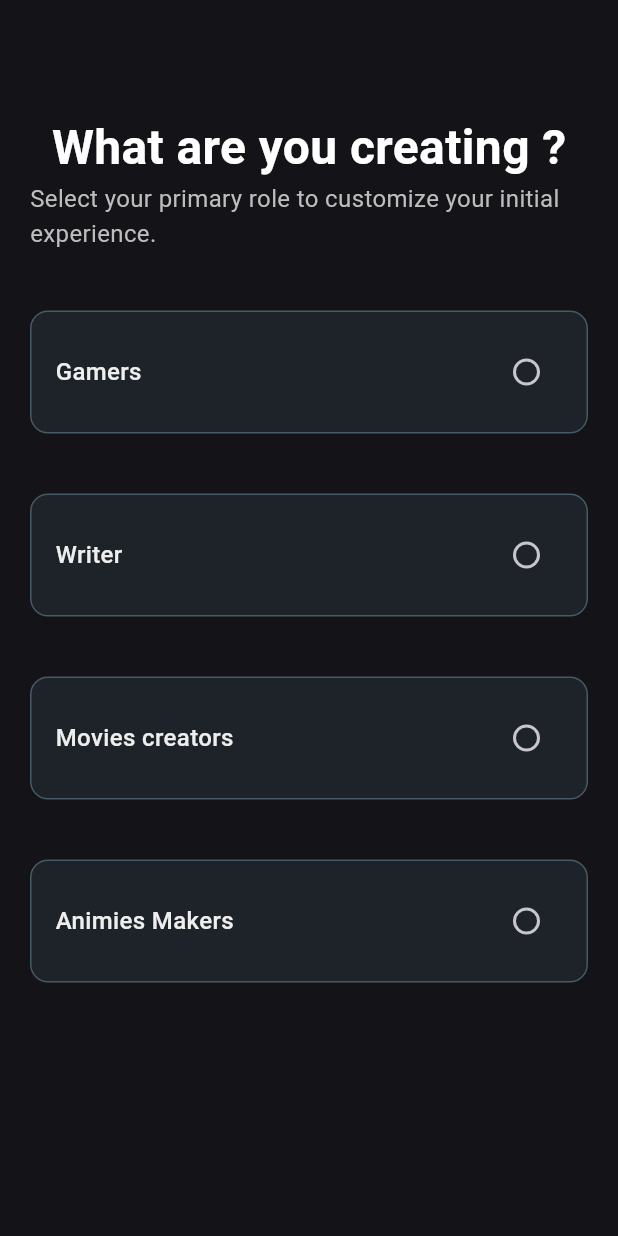
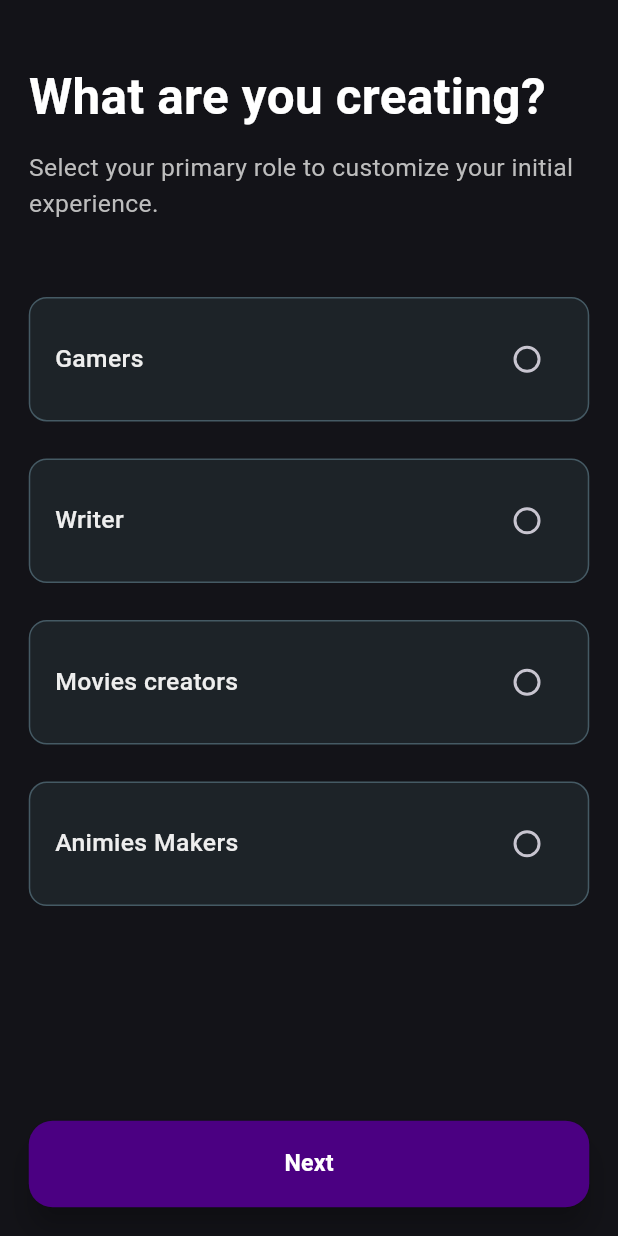
Before and after one commit to Abdelrahime7/LorWaver, a Flutter app: the UserTtype screen opened directly, on a phone screen of 412 x 824 dp. Run offline on Flutter 3.47's test engine with Material 3 defaults, Android fonts, the phone set to English and light mode, and no system bars; our stand-ins replace device_preview, flutter_svg.

Commit message:
fix(ui): enforce exact-fit layout for UserTypeScreen
Replaced FittedBox with scaled paddings and font sizes

Ensured layout adapts to small Android screens without scrolling or overflow

Preserved natural container shapes and button visibility across devices

```diff
--- a/lib/Presentation/Screens/UserTypeScreen.dart
+++ b/lib/Presentation/Screens/UserTypeScreen.dart
@@ -12,48 +12,88 @@ class _UserTtypeState extends State<UserTtype> {
   String? selectedRole;
 
   @override
+@override
 Widget build(BuildContext context) {
+  final size = MediaQuery.of(context).size;
+  final screenHeight = size.height;
+  final screenWidth = size.width;
+
+  final fontScale = screenHeight / 800;
+  final paddingScale = screenWidth / 430;
+
   return Scaffold(
     backgroundColor: Theme.of(context).colorScheme.surface,
-      body: Padding(
-
-        padding: const EdgeInsets.all(20.0),
-        child: Center(
+    body: SafeArea(
+      child: SizedBox(
+        width: screenWidth,
+        height: screenHeight,
         child: Column(
           children: [
-              const SizedBox(height: 55),
+            Expanded(
+              flex: 3,
+              child: Padding(
+                padding: EdgeInsets.symmetric(horizontal: 20 * paddingScale),
+                child: Column(
+                  crossAxisAlignment: CrossAxisAlignment.start,
+                  children: [
+                    SizedBox(height: 40 * fontScale),
                     Text(
-                "What are you creating ?",
+                      "What are you creating?",
                       style: TextStyle(
+                        fontSize: 32 * fontScale,
+                        fontWeight: FontWeight.bold,
                         color: Colors.white,
-                  fontSize: 32,
-                  fontWeight: FontWeight.bold,
                       ),
                     ),
+                    SizedBox(height: 12 * fontScale),
                     Text(
                       'Select your primary role to customize your initial experience.',
                       style: TextStyle(
-                  fontSize: 16,
+                        fontSize: 16 * fontScale,
                         color: Theme.of(context).brightness == Brightness.dark
                             ? Colors.grey.shade400
                             : Colors.grey.shade600,
                       ),
                     ),
-
-              // Gamers
-              buildRoleContainer(context, 'Gamers'),
-
-              // Writer
-              buildRoleContainer(context, 'Writer'),
-
-              // Movies creators
-              buildRoleContainer(context, 'Movies creators'),
-
-              // Animies Makers
-              buildRoleContainer(context, 'Animies Makers'),
-
-
-
+                    SizedBox(height: 24 * fontScale),
+                    buildRoleContainer(context, 'Gamers', fontScale),
+                    buildRoleContainer(context, 'Writer', fontScale),
+                    buildRoleContainer(context, 'Movies creators', fontScale),
+                    buildRoleContainer(context, 'Animies Makers', fontScale),
+                  ],
+                ),
+              ),
+            ),
+            Padding(
+              padding: EdgeInsets.all(20 * paddingScale),
+              child: SizedBox(
+                width: double.infinity,
+                height: 56 * fontScale,
+                child: ElevatedButton(
+                  style: ElevatedButton.styleFrom(
+                    backgroundColor: const Color.fromARGB(255, 75, 0, 130),
+                    foregroundColor: Colors.white,
+                    elevation: 8,
+                    shape: RoundedRectangleBorder(
+                      borderRadius: BorderRadius.circular(16),
+                    ),
+                  ),
+                  onPressed: () {
+                    Navigator.push(
+                      context,
+                      MaterialPageRoute(builder: (context) => const UserTtype()),
+                    );
+                  },
+                  child: Text(
+                    'Next',
+                    style: TextStyle(
+                      fontSize: 15 * fontScale,
+                      fontWeight: FontWeight.bold,
+                    ),
+                  ),
+                ),
+              ),
+            ),
           ],
         ),
       ),
@@ -61,10 +101,12 @@ class _UserTtypeState extends State<UserTtype> {
   );
 }
 
-  Widget buildRoleContainer(BuildContext context, String roleLabel) {
+
+
+  Widget buildRoleContainer(BuildContext context, String roleLabel, double fontScale) {
   return Container(
-      margin: const EdgeInsets.only(top: 40),
-      padding: const EdgeInsets.all(16),
+    margin: EdgeInsets.only(top: 24 * fontScale),
+    padding: EdgeInsets.all(16 * fontScale),
     decoration: BoxDecoration(
       color: Theme.of(context).brightness == Brightness.dark
           ? Colors.blueGrey.shade900.withOpacity(0.5)
@@ -86,7 +128,7 @@ class _UserTtypeState extends State<UserTtype> {
             color: Theme.of(context).brightness == Brightness.dark
                 ? Colors.grey.shade200
                 : Colors.blueGrey.shade800,
-              fontSize: 16,
+            fontSize: 16 * fontScale,
           ),
         ),
         Radio<String>(
```
Lines whose indentation alone changed are shown as unchanged.
